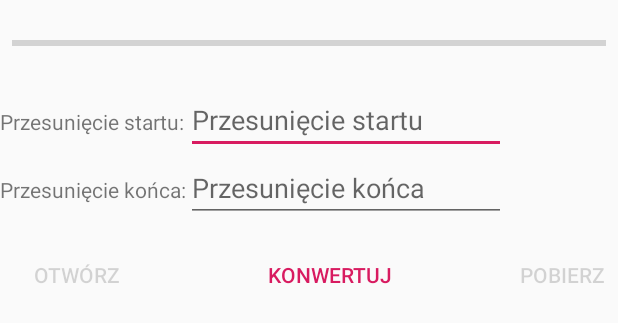
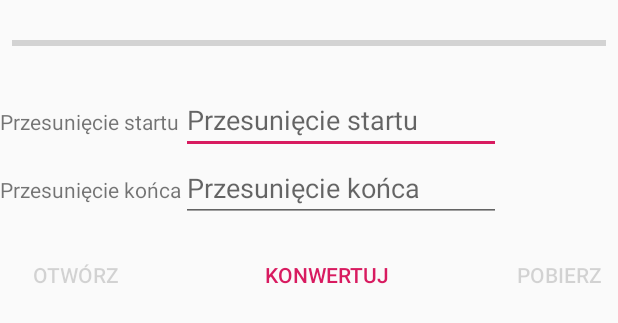
Before and after one commit to michal5111/fragmentatorAndroidClient, an Android app: the layout activity_fragment_request.xml on its own in the app's theme, with its tools: preview values and no code run, on a phone screen of 412 x 824 dp. Shown: the part 909-1232 px from the top of the screen. Run offline under Robolectric (Android 15) with nearby library versions, the phone set to English and light mode, and no system bars; network calls fail.

Commit message:
Converted entities to kotlin.

```diff
--- a/app/src/main/java/com/example/springfragmenterclient/Entities/SRTSubtitlesFile.java
+++ /dev/null
@@ -1,6 +0,0 @@
-package com.example.springfragmenterclient.Entities;
-
-public class SRTSubtitlesFile extends SubtitlesFile {
-    public SRTSubtitlesFile() {
-    }
-}
--- a/app/src/main/java/com/example/springfragmenterclient/FragmentRequestActivity.kt
+++ b/app/src/main/java/com/example/springfragmenterclient/FragmentRequestActivity.kt
@@ -57,7 +57,6 @@ class FragmentRequestActivity : AppCompatActivity() {
             , object : EventHandler {
                 override fun onError(e: java.lang.Exception?) {
                     eventSource.close()
-                    println("error " + e.toString())
                     textView.post { textView.text = "error " + e.toString() }
                 }
 
@@ -65,7 +64,6 @@ class FragmentRequestActivity : AppCompatActivity() {
                 }
 
                 override fun onMessage(messageEvent: MessageEvent) {
-                    println("Message: "+ messageEvent.data)
                     if (messageEvent.event.isNullOrBlank() || messageEvent.data.isBlank()) {
                         return
                     }
@@ -87,6 +85,7 @@ class FragmentRequestActivity : AppCompatActivity() {
                         }
                     }
                     if (messageEvent.event.equals("complete")) {
+                        conversionProgressBar.progress = 100
                         eventSource.close()
                         openButton.post {
                             openButton.setOnClickListener {
@@ -114,7 +113,6 @@ class FragmentRequestActivity : AppCompatActivity() {
         scrollView = findViewById(R.id.scrollView2)
         startOffsetEditText = findViewById(R.id.startOffsetEditText)
         stopOffsetEditText = findViewById(R.id.stopOffsetEditText)
-        conversionProgressBar.max = 99
         startOffsetEditText.addTextChangedListener(object : TextWatcher {
             override fun afterTextChanged(p0: Editable?) {
                 if (p0.isNullOrBlank() || p0.toString() == "-" || p0.toString() == "." || p0.toString() == ",") {
@@ -149,6 +147,7 @@ class FragmentRequestActivity : AppCompatActivity() {
         })
         eventSource = createEventSource()
         convertButton.setOnClickListener {
+            conversionProgressBar.progress = 0
             convertButton.isEnabled = false
             eventSource = createEventSource()
             eventSource.connect()
--- a/app/src/main/java/com/example/springfragmenterclient/LineRecyclerViewAdapter.kt
+++ b/app/src/main/java/com/example/springfragmenterclient/LineRecyclerViewAdapter.kt
@@ -26,10 +26,10 @@ class LineRecyclerViewAdapter(private val dataSet: List<Line>) : RecyclerView.Ad
         viewHolder.timeTextView.text = dataSet[position].timeString
         viewHolder.lineTextView.text = HtmlCompat.fromHtml(dataSet[position].textLines, Html.FROM_HTML_MODE_LEGACY)
         viewHolder.lineTextView.setOnClickListener {
-            (viewHolder.lineTextView.context as MainActivity).selectMovie(dataSet[position].parent,dataSet[position])
+            (viewHolder.lineTextView.context as MainActivity).selectMovie(dataSet[position].parent!!,dataSet[position])
         }
         viewHolder.timeTextView.setOnClickListener {
-            (viewHolder.lineTextView.context as MainActivity).selectMovie(dataSet[position].parent,dataSet[position])
+            (viewHolder.lineTextView.context as MainActivity).selectMovie(dataSet[position].parent!!,dataSet[position])
         }
     }
     override fun getItemCount() = dataSet.size
--- a/app/src/main/java/com/example/springfragmenterclient/RequestQueueSingleton.kt
+++ b/app/src/main/java/com/example/springfragmenterclient/RequestQueueSingleton.kt
@@ -20,7 +20,8 @@ class RequestQueueSingleton constructor(context: Context) {
     }
     val imageLoader: ImageLoader by lazy {
         ImageLoader(requestQueue,
-            LruBitmapCache())
+            LruBitmapCache()
+        )
     }
     val requestQueue: RequestQueue by lazy {
         Volley.newRequestQueue(context.applicationContext)
--- a/app/src/main/java/com/example/springfragmenterclient/SelectedLineActivity.kt
+++ b/app/src/main/java/com/example/springfragmenterclient/SelectedLineActivity.kt
@@ -11,7 +11,7 @@ import androidx.core.text.HtmlCompat
 import com.android.volley.toolbox.NetworkImageView
 import com.example.springfragmenterclient.Entities.Line
 import com.example.springfragmenterclient.Entities.Movie
-import com.example.springfragmenterclient.Entities.SubtitlesFile
+import com.example.springfragmenterclient.Entities.Subtitles
 import com.google.gson.Gson
 import com.google.gson.GsonBuilder
 import org.json.JSONObject
@@ -55,7 +55,7 @@ class SelectedLineActivity : AppCompatActivity() {
         movie = Movie()
         movie.fileName = selectedMovie.fileName
         movie.path = selectedMovie.path
-        movie.subtitles = SubtitlesFile()
+        movie.subtitles = Subtitles()
         movie.subtitles.filename = selectedMovie.subtitles.filename
         movie.subtitles.filteredLines.add(selectedLine)
         val gson: Gson = GsonBuilder().excludeFieldsWithoutExposeAnnotation().create()
--- a/app/src/main/res/layout/activity_fragment_request.xml
+++ b/app/src/main/res/layout/activity_fragment_request.xml
@@ -10,92 +10,112 @@
     <ScrollView
             android:layout_width="0dp"
             android:layout_height="0dp"
-            app:layout_constraintStart_toStartOf="parent" app:layout_constraintEnd_toEndOf="parent"
+            app:layout_constraintStart_toStartOf="parent"
+            app:layout_constraintEnd_toEndOf="parent"
             android:id="@+id/scrollView2"
-            app:layout_constraintHorizontal_bias="1.0" app:layout_constraintTop_toTopOf="parent"
-            android:layout_marginBottom="8dp" app:layout_constraintBottom_toTopOf="@+id/ConversionprogressBar">
-        <LinearLayout android:layout_width="match_parent" android:layout_height="wrap_content"
+            app:layout_constraintHorizontal_bias="1.0"
+            app:layout_constraintTop_toTopOf="parent"
+            android:layout_marginBottom="8dp"
+            app:layout_constraintBottom_toTopOf="@+id/ConversionprogressBar">
+        <LinearLayout android:layout_width="match_parent"
+                      android:layout_height="wrap_content"
                       android:orientation="vertical">
             <TextView
                     android:layout_width="match_parent"
                     android:layout_height="match_parent"
-                    android:id="@+id/EventTextView" android:layout_marginTop="8dp"
+                    android:id="@+id/EventTextView"
+                    android:layout_marginTop="8dp"
                     android:layout_marginBottom="8dp"
-                    android:layout_marginStart="8dp" android:layout_marginEnd="8dp"
+                    android:layout_marginStart="8dp"
+                    android:layout_marginEnd="8dp"
                     android:textSize="12sp"/>
         </LinearLayout>
     </ScrollView>
     <ProgressBar
             style="?android:attr/progressBarStyleHorizontal"
+            app:layout_constraintBottom_toTopOf="@+id/tableLayout"
+            app:layout_constraintStart_toStartOf="parent"
+            app:layout_constraintEnd_toEndOf="parent"
             android:layout_width="0dp"
             android:layout_height="26dp"
             android:id="@+id/ConversionprogressBar"
             android:layout_marginBottom="8dp"
-            app:layout_constraintBottom_toTopOf="@+id/tableLayout" app:layout_constraintStart_toStartOf="parent"
-            android:layout_marginStart="8dp" app:layout_constraintEnd_toEndOf="parent" android:layout_marginEnd="8dp"
-            android:layout_marginTop="8dp" app:layout_constraintTop_toBottomOf="@+id/scrollView2"/>
+            android:layout_marginStart="8dp"
+            android:layout_marginEnd="8dp"
+            android:layout_marginTop="8dp"
+            app:layout_constraintTop_toBottomOf="@+id/scrollView2"/>
     <TableLayout
             android:layout_width="0dp"
             android:layout_height="wrap_content"
             app:layout_constraintStart_toStartOf="parent"
-            app:layout_constraintEnd_toEndOf="parent" app:layout_constraintBottom_toBottomOf="parent"
-            android:id="@+id/tableLayout" android:layout_marginTop="7dp"
+            app:layout_constraintEnd_toEndOf="parent"
+            app:layout_constraintBottom_toBottomOf="parent"
+            android:id="@+id/tableLayout"
+            android:layout_marginTop="7dp"
             app:layout_constraintTop_toBottomOf="@+id/ConversionprogressBar">
 
         <TableRow
                 android:layout_width="match_parent"
                 android:layout_height="match_parent">
             <TextView
-                    android:text="Przesunięcie startu:"
+                    android:text="@string/startOffset"
                     android:layout_width="wrap_content"
-                    android:layout_height="wrap_content" android:id="@+id/textView"/>
+                    android:layout_height="wrap_content"
+                    android:id="@+id/textView"/>
             <EditText
                     android:layout_width="wrap_content"
                     android:layout_height="wrap_content"
                     android:inputType="numberDecimal|numberSigned"
                     android:ems="10"
-                    android:id="@+id/startOffsetEditText" android:hint="Przesunięcie startu"/>
+                    android:id="@+id/startOffsetEditText"
+                    android:hint="@string/startOffset"/>
         </TableRow>
         <TableRow
                 android:layout_width="match_parent"
                 android:layout_height="match_parent">
             <TextView
-                    android:text="Przesunięcie końca:"
+                    android:text="@string/stopOffset"
                     android:layout_width="wrap_content"
-                    android:layout_height="wrap_content" android:id="@+id/textView2"/>
+                    android:layout_height="wrap_content"
+                    android:id="@+id/textView2"/>
             <EditText
                     android:layout_width="wrap_content"
                     android:layout_height="wrap_content"
                     android:inputType="numberDecimal|numberSigned"
                     android:ems="10"
-                    android:id="@+id/stopOffsetEditText" android:hint="Przesunięcie końca"/>
+                    android:id="@+id/stopOffsetEditText"
+                    android:hint="@string/stopOffset"/>
         </TableRow>
-        <TableRow android:layout_width="match_parent" android:layout_height="match_parent"
+        <TableRow android:layout_width="match_parent"
+                  android:layout_height="match_parent"
                   android:gravity="center_horizontal"
                   style="?buttonBarStyle">
             <Button
+                    android:id="@+id/OpenButton"
                     style="?buttonBarButtonStyle"
-                    android:text="Otwórz"
+                    android:text="@string/open"
                     android:layout_width="wrap_content"
-                    android:layout_height="wrap_content" android:id="@+id/OpenButton"
+                    android:layout_height="wrap_content"
                     android:layout_marginStart="8dp"
                     android:layout_marginEnd="8dp"
                     android:layout_marginBottom="8dp"
                     android:layout_marginTop="8dp"
-                    android:enabled="false" android:textAlignment="center"/>
+                    android:enabled="false"
+                    android:textAlignment="center"/>
             <Button
+                    android:id="@+id/ConvertButton"
                     style="?buttonBarButtonStyle"
-                    android:text="Konwertuj"
-                    android:id="@+id/ConvertButton"
+                    android:text="@string/convert"
                     android:layout_width="wrap_content"
                     android:layout_height="wrap_content"
                     android:layout_marginBottom="8dp"
                     android:layout_marginStart="8dp"
                     android:layout_marginEnd="8dp"
-                    android:layout_marginTop="8dp" android:textAlignment="center"/>
+                    android:layout_marginTop="8dp"
+                    android:textAlignment="center"/>
             <Button
                     style="?buttonBarButtonStyle"
-                    android:text="Pobierz"
+                    android:text="@string/download"
                     android:id="@+id/DownloadButton"
                     android:layout_width="wrap_content"
                     android:layout_height="wrap_content"
@@ -103,7 +123,8 @@
                     android:layout_marginStart="8dp"
                     android:layout_marginEnd="8dp"
                     android:layout_marginTop="8dp"
-                    android:enabled="false" android:textAlignment="center"/>
+                    android:enabled="false"
+                    android:textAlignment="center"/>
         </TableRow>
     </TableLayout>
 </androidx.constraintlayout.widget.ConstraintLayout>
--- a/app/src/main/res/layout/activity_main.xml
+++ b/app/src/main/res/layout/activity_main.xml
@@ -19,7 +19,7 @@
         <com.google.android.material.textfield.TextInputEditText
                 android:layout_width="match_parent"
                 android:layout_height="36dp"
-                android:hint="Wpisz frazę" android:id="@+id/FrazeInput"/>
+                android:hint="@string/typeFraze" android:id="@+id/FrazeInput"/>
     </com.google.android.material.textfield.TextInputLayout>
     <androidx.recyclerview.widget.RecyclerView
             android:layout_width="0dp"
@@ -28,7 +28,7 @@
             app:layout_constraintEnd_toEndOf="parent" android:id="@+id/RecyclerView" android:clipToPadding="true"
             android:layout_marginBottom="24dp"/>
     <Button
-            android:text="Szukaj"
+            android:text="@android:string/search_go"
             android:layout_width="0dp"
             android:layout_height="wrap_content"
             android:id="@+id/SearchButton"
--- a/app/src/main/res/layout/activity_selected_line.xml
+++ b/app/src/main/res/layout/activity_selected_line.xml
@@ -39,9 +39,9 @@
             android:layout_marginTop="8dp" app:layout_constraintTop_toBottomOf="@+id/SelectedLineTextView"/>
     <Button
             style="?buttonBarButtonStyle"
-            android:text="Wybierz"
-            android:layout_width="218dp"
-            android:layout_height="49dp"
+            android:text="@string/select"
+            android:layout_width="wrap_content"
+            android:layout_height="wrap_content"
             android:id="@+id/SelectedLineDownloadButton" android:layout_marginTop="8dp"
             app:layout_constraintTop_toBottomOf="@+id/SelectedLineImageView"
             app:layout_constraintBottom_toBottomOf="parent" app:layout_constraintStart_toStartOf="parent"
--- a/app/src/main/res/values/strings.xml
+++ b/app/src/main/res/values/strings.xml
@@ -1,3 +1,11 @@
 <resources>
-    <string name="app_name">SpringFragmenterClient</string>
+    <string name="app_name">Spring Fragmenter Client</string>
+    <string name="download">Pobierz</string>
+    <string name="convert">Konwertuj</string>
+    <string name="open">Otwórz</string>
+    <string name="startOffset">Przesunięcie startu</string>
+    <string name="stopOffset">Przesunięcie końca</string>
+    <string name="typeFraze">Wpisz frazę</string>
+    <string name="search">Szukaj</string>
+    <string name="select">Wybierz</string>
 </resources>
```
Also changed, not shown: app/src/main/java/com/example/springfragmenterclient/Entities/Line.java (deleted, +0 -71 lines), app/src/main/java/com/example/springfragmenterclient/Entities/Line.kt (added, +20 -0 lines), app/src/main/java/com/example/springfragmenterclient/Entities/Movie.java (deleted, +0 -57 lines), app/src/main/java/com/example/springfragmenterclient/Entities/Movie.kt (added, +15 -0 lines), app/src/main/java/com/example/springfragmenterclient/Entities/Response.java (deleted, +0 -18 lines), app/src/main/java/com/example/springfragmenterclient/Entities/Response.kt (added, +7 -0 lines), app/src/main/java/com/example/springfragmenterclient/Entities/Subtitles.kt (added, +13 -0 lines), app/src/main/java/com/example/springfragmenterclient/Entities/SubtitlesFile.java (deleted, +0 -35 lines).
